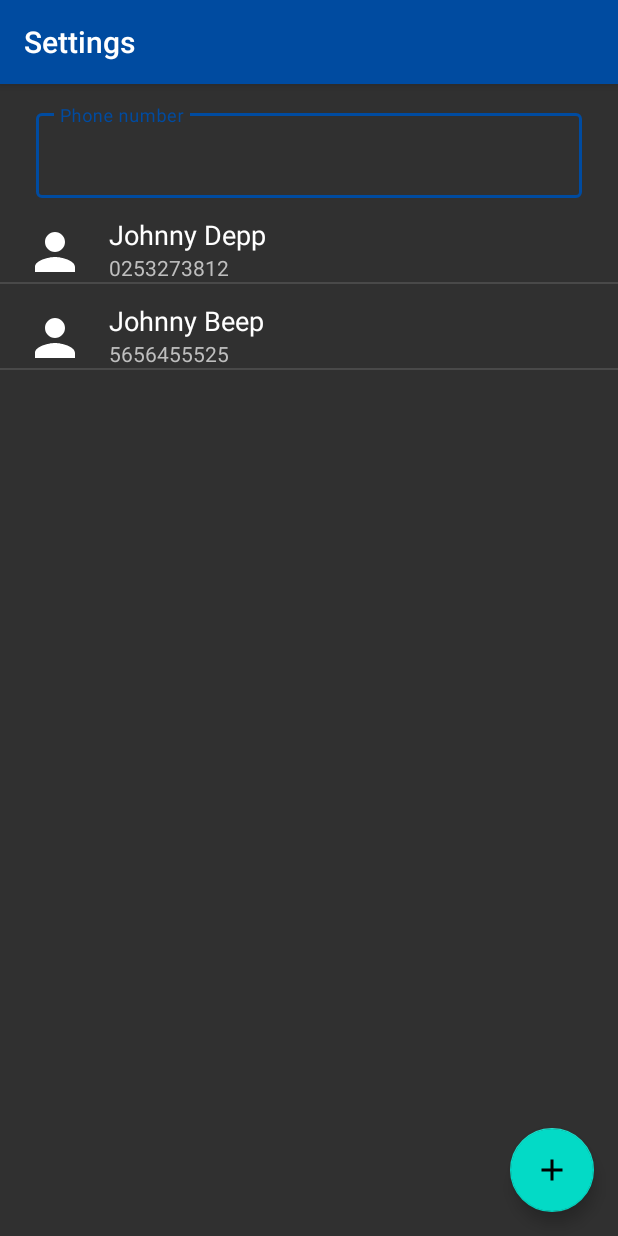
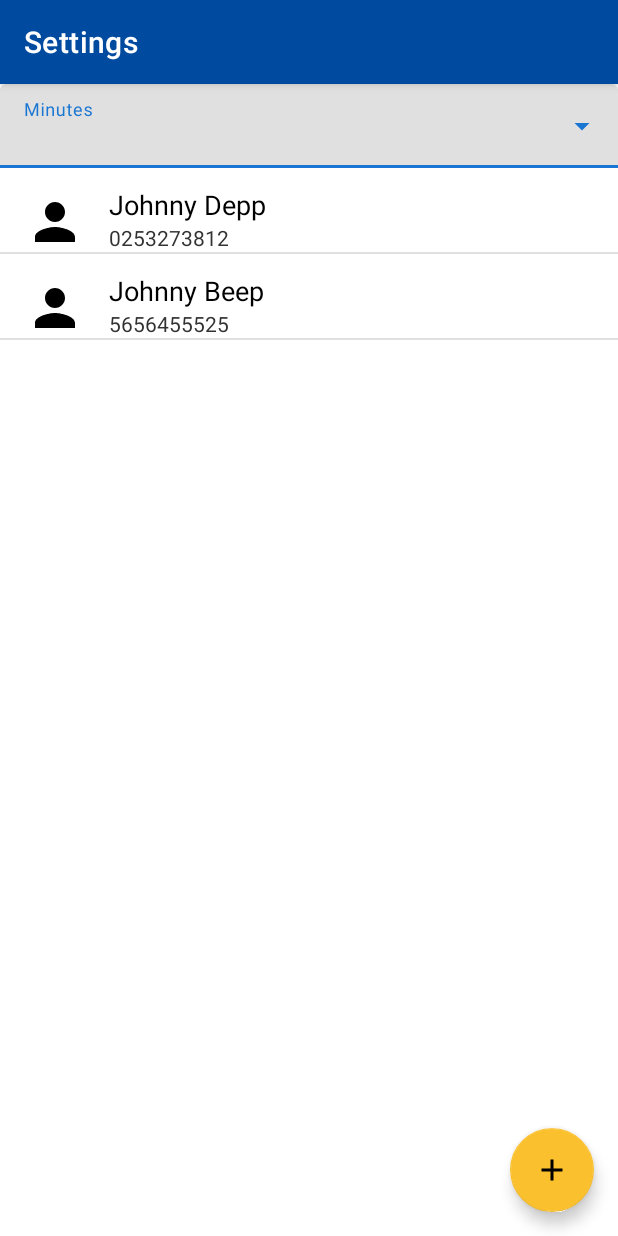
Before and after one commit to gabiionut/falldetection, an Android app: the screen it shows after launch (Settings), after a tap on "Settings", on a phone screen of 412 x 824 dp. Run offline under Robolectric (Android 15) with nearby library versions, the light colour scheme and no system bars; 2 other taps on this screen came first.

Commit message:
Change app theme to material

```diff
--- a/app/build.gradle
+++ b/app/build.gradle
@@ -35,5 +35,5 @@ dependencies {
     testImplementation 'junit:junit:4.12'
     androidTestImplementation 'androidx.test.ext:junit:1.1.1'
     androidTestImplementation 'androidx.test.espresso:espresso-core:3.2.0'
-    implementation 'com.google.android.material:material:1.0.0'
+    implementation 'com.google.android.material:material:1.1.0-alpha06'
 }
--- a/app/src/main/java/com/pig/falldetection/MainActivity.java
+++ b/app/src/main/java/com/pig/falldetection/MainActivity.java
@@ -1,9 +1,12 @@
 package com.pig.falldetection;
 
+import androidx.appcompat.app.ActionBar;
 import androidx.appcompat.app.AppCompatActivity;
 
 import android.content.Context;
 import android.content.Intent;
+import android.graphics.Color;
+import android.graphics.drawable.ColorDrawable;
 import android.graphics.drawable.Drawable;
 import android.hardware.Sensor;
 import android.hardware.SensorEvent;
@@ -17,6 +20,7 @@ import android.view.View;
 import android.widget.Button;
 import android.widget.ImageView;
 import android.widget.TextView;
+import android.widget.Toast;
 
 public class MainActivity extends AppCompatActivity implements SensorEventListener {
 
@@ -31,6 +35,7 @@ public class MainActivity extends AppCompatActivity implements SensorEventListen
     @Override
     protected void onCreate(Bundle savedInstanceState) {
         super.onCreate(savedInstanceState);
+        setActionBarColor();
         setContentView(R.layout.activity_main);
         fallPersonIcon = findViewById(R.id.fallPersonIcon);
         statusText = findViewById(R.id.statusText);
@@ -59,6 +64,21 @@ public class MainActivity extends AppCompatActivity implements SensorEventListen
         sensorManager.registerListener(MainActivity.this, accelerometer, SensorManager.SENSOR_DELAY_NORMAL);
     }
 
+    private void setActionBarColor() {
+        // Define ActionBar object
+        ActionBar actionBar;
+        actionBar = getSupportActionBar();
+
+        // Define ColorDrawable object and parse color
+        // using parseColor method
+        // with color hash code as its parameter
+        ColorDrawable colorDrawable
+                = new ColorDrawable(Color.parseColor("#004ba0"));
+
+        // Set BackgroundDrawable
+        actionBar.setBackgroundDrawable(colorDrawable);
+    }
+
     @Override
     public void onAccuracyChanged(Sensor sensor, int accuracy) {
     }
@@ -79,6 +99,7 @@ public class MainActivity extends AppCompatActivity implements SensorEventListen
 
         if (a < maxThreshold && a > minThreshold) {
             Log.d(TAG, "Fall detected!!");
+            Toast.makeText(this, "Fall detected!!", Toast.LENGTH_LONG).show();
         }
     }
 
--- a/app/src/main/java/com/pig/falldetection/Settings.java
+++ b/app/src/main/java/com/pig/falldetection/Settings.java
@@ -1,14 +1,20 @@
 package com.pig.falldetection;
 
 import android.content.DialogInterface;
+import android.graphics.Color;
+import android.graphics.drawable.ColorDrawable;
 import android.os.Bundle;
 import android.text.InputType;
 import android.util.Log;
 import android.view.View;
+import android.widget.ArrayAdapter;
+import android.widget.AutoCompleteTextView;
 import android.widget.EditText;
 import android.widget.LinearLayout;
 import android.widget.ListView;
 
+import androidx.annotation.Nullable;
+import androidx.appcompat.app.ActionBar;
 import androidx.appcompat.app.AlertDialog;
 import androidx.appcompat.app.AppCompatActivity;
 
@@ -29,18 +35,20 @@ public class Settings extends AppCompatActivity {
 
     private String name = "";
     private String phone = "";
+    String[] COUNTRIES = new String[] {"5 min", "10 min", "15 min", "20 min"};
+
 
     @Override
     protected void onCreate(Bundle savedInstanceState) {
         super.onCreate(savedInstanceState);
         setContentView(R.layout.settings);
-        listItems.add(new ListItem("Johnny Depp", "0253273812"));
-        listItems.add(new ListItem("Johnny Beep", "5656455525"));
+        setActionBarColor();
+        setDropdownTypeNull();
         fab = findViewById(R.id.fab);
 
-        MyListAdapter adapter = new MyListAdapter(this, listItems);
-        list = (ListView) findViewById(R.id.list);
-        list.setAdapter(adapter);
+        MyListAdapter adapter = getMyListAdapter();
+
+        setDropdownAdapter();
 
         fab.setOnClickListener((View v) -> {
             LinearLayout phoneInputLayout = (LinearLayout) getLayoutInflater().inflate(R.layout.phone_input,  null);
@@ -72,4 +80,41 @@ public class Settings extends AppCompatActivity {
         });
     }
 
+    private MyListAdapter getMyListAdapter() {
+        listItems.add(new ListItem("Johnny Depp", "0253273812"));
+        listItems.add(new ListItem("Johnny Beep", "5656455525"));
+        MyListAdapter adapter = new MyListAdapter(this, listItems);
+        list = (ListView) findViewById(R.id.list);
+        list.setAdapter(adapter);
+        return adapter;
+    }
+
+    private void setDropdownAdapter() {
+        ArrayAdapter<String> dropdownAdapter =
+                new ArrayAdapter<>(
+                        getApplicationContext(),
+                        R.layout.dropdown_menu_popup_item,
+                        COUNTRIES);
+
+        AutoCompleteTextView editTextFilledExposedDropdown =
+                findViewById(R.id.filled_exposed_dropdown);
+        editTextFilledExposedDropdown.setAdapter(dropdownAdapter);
+    }
+
+    private void setActionBarColor() {
+        ActionBar actionBar;
+        actionBar = getSupportActionBar();
+
+        ColorDrawable colorDrawable
+                = new ColorDrawable(Color.parseColor("#004ba0"));
+
+        actionBar.setBackgroundDrawable(colorDrawable);
+    }
+
+    public void setDropdownTypeNull()
+    {
+        AutoCompleteTextView dropdown = findViewById(R.id.filled_exposed_dropdown);
+        dropdown.setInputType(InputType.TYPE_NULL);
+    }
+
 }
--- /dev/null
+++ b/app/src/main/res/layout/dropdown_menu_popup_item.xml
@@ -0,0 +1,8 @@
+<?xml version="1.0" encoding="utf-8"?>
+
+<TextView xmlns:android="http://schemas.android.com/apk/res/android"
+    android:layout_width="match_parent"
+    android:layout_height="wrap_content"
+    android:ellipsize="end"
+    android:maxLines="1"
+    android:padding="16dp" />
--- a/app/src/main/res/layout/phone_list.xml
+++ b/app/src/main/res/layout/phone_list.xml
@@ -1,6 +1,7 @@
 <?xml version="1.0" encoding="utf-8"?>
 
 <RelativeLayout xmlns:android="http://schemas.android.com/apk/res/android"
+    xmlns:app="http://schemas.android.com/apk/res-auto"
     android:layout_width="match_parent"
     android:layout_height="wrap_content">
 
@@ -24,7 +25,7 @@
         android:layout_marginStart="16dp"
         android:layout_marginEnd="355dp"
         android:layout_marginBottom="16dp"
-        android:tint="@android:color/white" />
+        app:srcCompat="@drawable/ic_person_black_24dp" />
 
     <ImageView
         android:id="@+id/list_icon4"
@@ -61,7 +62,7 @@
             android:paddingRight="16dp"
             android:text="John Gabri"
             android:textAppearance="@style/TextAppearance.AppCompat.Medium"
-            android:textColor="@android:color/white" />
+            android:textColor="@android:color/primary_text_light" />
 
         <TextView
             android:id="@+id/mtrl_list_item_secondary_text"
@@ -72,7 +73,7 @@
             android:paddingEnd="16dp"
             android:text="0764793163"
             android:textAppearance="@style/TextAppearance.AppCompat.Small"
-            android:textColor="@android:color/secondary_text_dark_nodisable" />
+            android:textColor="@android:color/secondary_text_light" />
 
     </LinearLayout>
 
--- a/app/src/main/res/layout/settings.xml
+++ b/app/src/main/res/layout/settings.xml
@@ -7,24 +7,18 @@
     android:layout_height="match_parent">
 
     <com.google.android.material.textfield.TextInputLayout
-        android:id="@+id/name_text_input"
-        style="@style/TextFieldStyles"
+        android:id="@+id/dropdown_menu"
+        style="@style/DropdownStyle"
         android:layout_width="match_parent"
         android:layout_height="wrap_content"
-        android:layout_marginStart="24dp"
-        android:layout_marginEnd="24dp"
-        app:layout_constraintBottom_toBottomOf="parent"
-        app:layout_constraintEnd_toEndOf="parent"
-        app:layout_constraintStart_toStartOf="parent"
-        app:layout_constraintTop_toTopOf="parent"
-        app:layout_constraintVertical_bias="0.01999998">
+        android:hint="Minutes"
+        app:layout_constraintTop_toTopOf="parent">
 
-        <com.google.android.material.textfield.TextInputEditText
-            android:id="@+id/phoneInput"
+        <AutoCompleteTextView
+            android:id="@+id/filled_exposed_dropdown"
             android:layout_width="match_parent"
-            android:layout_height="wrap_content"
-            android:hint="Phone number"
-            android:inputType="phone" />
+            android:layout_height="wrap_content" />
+
     </com.google.android.material.textfield.TextInputLayout>
 
     <ListView
@@ -32,8 +26,8 @@
         android:layout_width="match_parent"
         android:layout_height="0dp"
         app:layout_constraintBottom_toBottomOf="parent"
-        app:layout_constraintTop_toBottomOf="@+id/name_text_input"
-        app:layout_constraintVertical_bias="0.050000012"></ListView>
+        app:layout_constraintTop_toBottomOf="@+id/dropdown_menu"
+        app:layout_constraintVertical_bias="0.050000012" />
 
     <com.google.android.material.floatingactionbutton.FloatingActionButton
         android:id="@+id/fab"
@@ -42,6 +36,7 @@
         android:layout_height="wrap_content"
         android:layout_gravity="bottom|right"
         android:layout_margin="16dp"
+        app:backgroundTint="@color/colorAccent"
         app:layout_constraintBottom_toBottomOf="parent"
         app:layout_constraintEnd_toEndOf="parent"
         app:srcCompat="@drawable/ic_add_black_24dp" />
--- /dev/null
+++ b/app/src/main/res/values/dropdown_style.xml
@@ -0,0 +1,5 @@
+<?xml version="1.0" encoding="utf-8"?>
+<resources>
+    <style name="DropdownStyle" parent="Widget.MaterialComponents.TextInputLayout.FilledBox.ExposedDropdownMenu">
+    </style>
+</resources>
--- a/app/src/main/res/values/styles.xml
+++ b/app/src/main/res/values/styles.xml
@@ -1,9 +1,9 @@
 <resources>
 
     <!-- Base application theme. -->
-    <style name="AppTheme" parent="Theme.AppCompat">
+    <style name="AppTheme" parent="Theme.MaterialComponents.Light.DarkActionBar">
         <!-- Customize your theme here. -->
-        <item name="colorPrimary">@color/colorPrimaryDark</item>
+        <item name="colorPrimary">@color/colorPrimary</item>
         <item name="colorPrimaryDark">@color/colorPrimaryDark</item>
         <item name="colorAccent">@color/colorAccent</item>
     </style>
```
